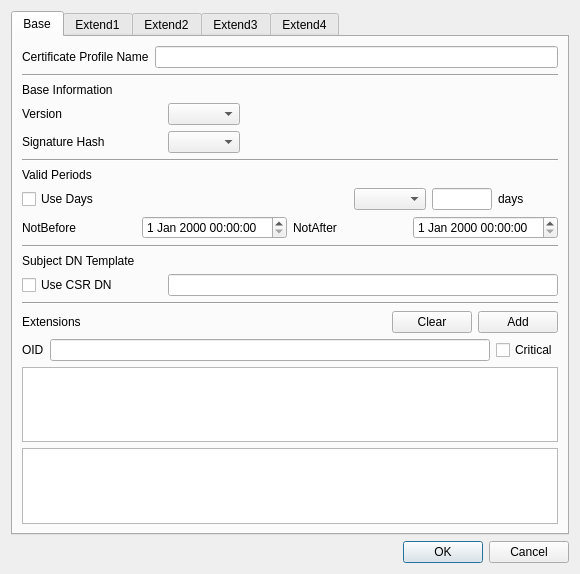
The window that CertMan/make_cert_profile_dlg.ui (jykim74/CertMan) describes before a commit, drawn with Qt 5.
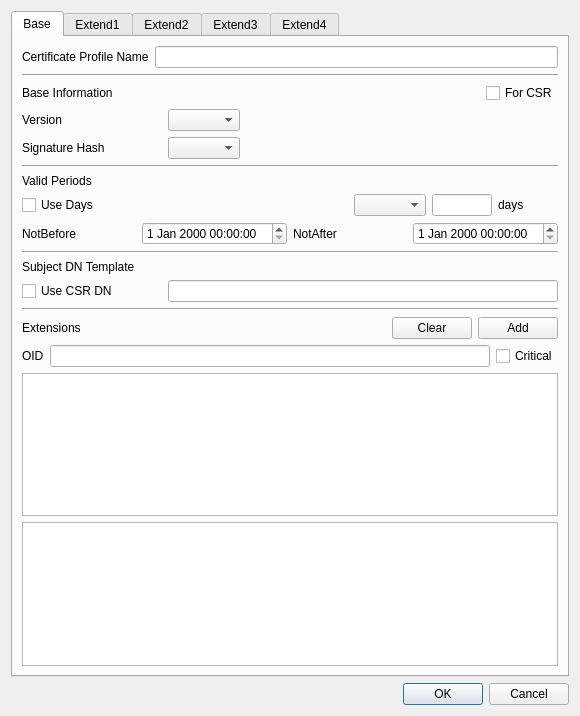
The same window after the commit.

Patch:
```diff
--- a/CertMan/make_cert_profile_dlg.ui
+++ b/CertMan/make_cert_profile_dlg.ui
@@ -7,7 +7,7 @@
     <x>0</x>
     <y>0</y>
     <width>580</width>
-    <height>574</height>
+    <height>716</height>
    </rect>
   </property>
   <property name="windowTitle">
@@ -24,35 +24,51 @@
        <string>Base</string>
       </attribute>
       <layout class="QGridLayout" name="gridLayout">
-       <item row="5" column="0">
-        <widget class="Line" name="line_11">
+       <item row="1" column="0">
+        <widget class="Line" name="line_10">
          <property name="orientation">
           <enum>Qt::Horizontal</enum>
          </property>
         </widget>
        </item>
-       <item row="6" column="0">
-        <widget class="QLabel" name="label_5">
-         <property name="text">
-          <string>Valid Periods</string>
-         </property>
-        </widget>
+       <item row="17" column="0">
+        <widget class="QPlainTextEdit" name="mExtensionsValueText"/>
        </item>
-       <item row="2" column="0">
-        <widget class="QLabel" name="label_2">
-         <property name="text">
-          <string>Base Information</string>
-         </property>
-        </widget>
-       </item>
-       <item row="9" column="0">
+       <item row="10" column="0">
         <widget class="Line" name="line_12">
          <property name="orientation">
           <enum>Qt::Horizontal</enum>
          </property>
         </widget>
        </item>
-       <item row="15" column="0">
+       <item row="9" column="0">
+        <layout class="QGridLayout" name="gridLayout_10">
+         <property name="topMargin">
+          <number>0</number>
+         </property>
+         <item row="0" column="0">
+          <widget class="QLabel" name="label_7">
+           <property name="text">
+            <string>NotBefore</string>
+           </property>
+          </widget>
+         </item>
+         <item row="0" column="2">
+          <widget class="QLabel" name="label_8">
+           <property name="text">
+            <string>NotAfter</string>
+           </property>
+          </widget>
+         </item>
+         <item row="0" column="1">
+          <widget class="QDateTimeEdit" name="mNotBeforeDateTime"/>
+         </item>
+         <item row="0" column="3">
+          <widget class="QDateTimeEdit" name="mNotAfterDateTime"/>
+         </item>
+        </layout>
+       </item>
+       <item row="16" column="0">
         <layout class="QGridLayout" name="gridLayout_26">
          <property name="topMargin">
           <number>0</number>
@@ -76,6 +92,20 @@
          </item>
         </layout>
        </item>
+       <item row="7" column="0">
+        <widget class="QLabel" name="label_5">
+         <property name="text">
+          <string>Valid Periods</string>
+         </property>
+        </widget>
+       </item>
+       <item row="13" column="0">
+        <widget class="Line" name="line_13">
+         <property name="orientation">
+          <enum>Qt::Horizontal</enum>
+         </property>
+        </widget>
+       </item>
        <item row="0" column="0">
         <layout class="QGridLayout" name="gridLayout_6">
          <item row="0" column="0">
@@ -96,21 +126,7 @@
          </item>
         </layout>
        </item>
-       <item row="10" column="0">
-        <widget class="QLabel" name="label_9">
-         <property name="text">
-          <string>Subject DN Template</string>
-         </property>
-        </widget>
-       </item>
-       <item row="1" column="0">
-        <widget class="Line" name="line_10">
-         <property name="orientation">
-          <enum>Qt::Horizontal</enum>
-         </property>
-        </widget>
-       </item>
-       <item row="11" column="0">
+       <item row="12" column="0">
         <layout class="QGridLayout" name="gridLayout_11">
          <property name="topMargin">
           <number>0</number>
@@ -133,128 +149,7 @@
          </item>
         </layout>
        </item>
-       <item row="12" column="0">
-        <widget class="Line" name="line_13">
-         <property name="orientation">
-          <enum>Qt::Horizontal</enum>
-         </property>
-        </widget>
-       </item>
        <item row="8" column="0">
-        <layout class="QGridLayout" name="gridLayout_10">
-         <property name="topMargin">
-          <number>0</number>
-         </property>
-         <item row="0" column="0">
-          <widget class="QLabel" name="label_7">
-           <property name="text">
-            <string>NotBefore</string>
-           </property>
-          </widget>
-         </item>
-         <item row="0" column="2">
-          <widget class="QLabel" name="label_8">
-           <property name="text">
-            <string>NotAfter</string>
-           </property>
-          </widget>
-         </item>
-         <item row="0" column="1">
-          <widget class="QDateTimeEdit" name="mNotBeforeDateTime"/>
-         </item>
-         <item row="0" column="3">
-          <widget class="QDateTimeEdit" name="mNotAfterDateTime"/>
-         </item>
-        </layout>
-       </item>
-       <item row="4" column="0">
-        <layout class="QGridLayout" name="gridLayout_8">
-         <property name="topMargin">
-          <number>0</number>
-         </property>
-         <item row="0" column="1">
-          <widget class="QComboBox" name="mHashCombo"/>
-         </item>
-         <item row="0" column="0">
-          <widget class="QLabel" name="label_4">
-           <property name="minimumSize">
-            <size>
-             <width>140</width>
-             <height>0</height>
-            </size>
-           </property>
-           <property name="maximumSize">
-            <size>
-             <width>140</width>
-             <height>16777215</height>
-            </size>
-           </property>
-           <property name="text">
-            <string>Signature Hash</string>
-           </property>
-          </widget>
-         </item>
-         <item row="0" column="2">
-          <spacer name="horizontalSpacer_2">
-           <property name="orientation">
-            <enum>Qt::Horizontal</enum>
-           </property>
-           <property name="sizeHint" stdset="0">
-            <size>
-             <width>40</width>
-             <height>20</height>
-            </size>
-           </property>
-          </spacer>
-         </item>
-        </layout>
-       </item>
-       <item row="16" column="0">
-        <widget class="QPlainTextEdit" name="mExtensionsValueText"/>
-       </item>
-       <item row="3" column="0">
-        <layout class="QGridLayout" name="gridLayout_7">
-         <property name="topMargin">
-          <number>0</number>
-         </property>
-         <item row="0" column="1">
-          <widget class="QComboBox" name="mVersionCombo"/>
-         </item>
-         <item row="0" column="0">
-          <widget class="QLabel" name="label_3">
-           <property name="minimumSize">
-            <size>
-             <width>140</width>
-             <height>0</height>
-            </size>
-           </property>
-           <property name="maximumSize">
-            <size>
-             <width>140</width>
-             <height>16777215</height>
-            </size>
-           </property>
-           <property name="text">
-            <string>Version</string>
-           </property>
-          </widget>
-         </item>
-         <item row="0" column="2">
-          <spacer name="horizontalSpacer">
-           <property name="orientation">
-            <enum>Qt::Horizontal</enum>
-           </property>
-           <property name="sizeHint" stdset="0">
-            <size>
-             <width>40</width>
-             <height>20</height>
-            </size>
-           </property>
-          </spacer>
-         </item>
-        </layout>
-       </item>
-       <item row="7" column="0">
         <layout class="QGridLayout" name="gridLayout_9">
          <property name="topMargin">
           <number>0</number>
@@ -319,7 +214,49 @@
          </item>
         </layout>
        </item>
-       <item row="14" column="0">
+       <item row="5" column="0">
+        <layout class="QGridLayout" name="gridLayout_8">
+         <property name="topMargin">
+          <number>0</number>
+         </property>
+         <item row="0" column="1">
+          <widget class="QComboBox" name="mHashCombo"/>
+         </item>
+         <item row="0" column="0">
+          <widget class="QLabel" name="label_4">
+           <property name="minimumSize">
+            <size>
+             <width>140</width>
+             <height>0</height>
+            </size>
+           </property>
+           <property name="maximumSize">
+            <size>
+             <width>140</width>
+             <height>16777215</height>
+            </size>
+           </property>
+           <property name="text">
+            <string>Signature Hash</string>
+           </property>
+          </widget>
+         </item>
+         <item row="0" column="2">
+          <spacer name="horizontalSpacer_2">
+           <property name="orientation">
+            <enum>Qt::Horizontal</enum>
+           </property>
+           <property name="sizeHint" stdset="0">
+            <size>
+             <width>40</width>
+             <height>20</height>
+            </size>
+           </property>
+          </spacer>
+         </item>
+        </layout>
+       </item>
+       <item row="15" column="0">
         <layout class="QGridLayout" name="gridLayout_25">
          <property name="topMargin">
           <number>0</number>
@@ -360,13 +297,103 @@
          </item>
         </layout>
        </item>
-       <item row="17" column="0">
+       <item row="18" column="0">
         <widget class="QTableWidget" name="mExtensionsTable">
          <property name="contextMenuPolicy">
           <enum>Qt::CustomContextMenu</enum>
          </property>
         </widget>
        </item>
+       <item row="4" column="0">
+        <layout class="QGridLayout" name="gridLayout_7">
+         <property name="topMargin">
+          <number>0</number>
+         </property>
+         <item row="0" column="1">
+          <widget class="QComboBox" name="mVersionCombo"/>
+         </item>
+         <item row="0" column="0">
+          <widget class="QLabel" name="label_3">
+           <property name="minimumSize">
+            <size>
+             <width>140</width>
+             <height>0</height>
+            </size>
+           </property>
+           <property name="maximumSize">
+            <size>
+             <width>140</width>
+             <height>16777215</height>
+            </size>
+           </property>
+           <property name="text">
+            <string>Version</string>
+           </property>
+          </widget>
+         </item>
+         <item row="0" column="2">
+          <spacer name="horizontalSpacer">
+           <property name="orientation">
+            <enum>Qt::Horizontal</enum>
+           </property>
+           <property name="sizeHint" stdset="0">
+            <size>
+             <width>40</width>
+             <height>20</height>
+            </size>
+           </property>
+          </spacer>
+         </item>
+        </layout>
+       </item>
+       <item row="6" column="0">
+        <widget class="Line" name="line_11">
+         <property name="orientation">
+          <enum>Qt::Horizontal</enum>
+         </property>
+        </widget>
+       </item>
+       <item row="11" column="0">
+        <widget class="QLabel" name="label_9">
+         <property name="text">
+          <string>Subject DN Template</string>
+         </property>
+        </widget>
+       </item>
+       <item row="2" column="0">
+        <layout class="QGridLayout" name="gridLayout_27">
+         <property name="topMargin">
+          <number>0</number>
+         </property>
+         <item row="0" column="2">
+          <widget class="QCheckBox" name="mForCSRCheck">
+           <property name="text">
+            <string>For CSR</string>
+           </property>
+          </widget>
+         </item>
+         <item row="0" column="0">
+          <widget class="QLabel" name="label_2">
+           <property name="text">
+            <string>Base Information</string>
+           </property>
+          </widget>
+         </item>
+         <item row="0" column="1">
+          <spacer name="horizontalSpacer_17">
+           <property name="orientation">
+            <enum>Qt::Horizontal</enum>
+           </property>
+           <property name="sizeHint" stdset="0">
+            <size>
+             <width>40</width>
+             <height>20</height>
+            </size>
+           </property>
+          </spacer>
+         </item>
+        </layout>
+       </item>
       </layout>
      </widget>
      <widget class="QWidget" name="mExtend1Tab">
```
